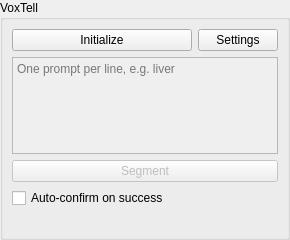
Old version of the form Modules/PythonSegmentationUI/src/QmitkVoxTellToolGUI.ui in the repository MITK/MITK.
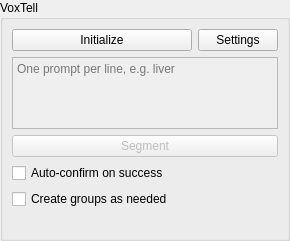
New version of the form. Custom widgets are drawn as their Qt base class.

Commit message: Keep overlapping VoxTell results apart in groups

What changed in the file:
```diff
--- a/Modules/PythonSegmentationUI/src/QmitkVoxTellToolGUI.ui
+++ b/Modules/PythonSegmentationUI/src/QmitkVoxTellToolGUI.ui
@@ -107,6 +107,16 @@
        </widget>
       </item>
       <item row="4" column="0" colspan="2">
+       <widget class="QCheckBox" name="createGroupsCheckBox">
+        <property name="toolTip">
+         <string>Put each result into a group where it overlaps neither an existing label nor another result, and add a group if there is none. Existing labels stay unchanged. Otherwise all results go into the active group, where later results take the voxels of earlier ones and of existing labels.</string>
+        </property>
+        <property name="text">
+         <string>Create groups as needed</string>
+        </property>
+       </widget>
+      </item>
+      <item row="5" column="0" colspan="2">
        <widget class="QLabel" name="statusLabel">
         <property name="text">
          <string/>
```
The commit also changes 11 other files.
